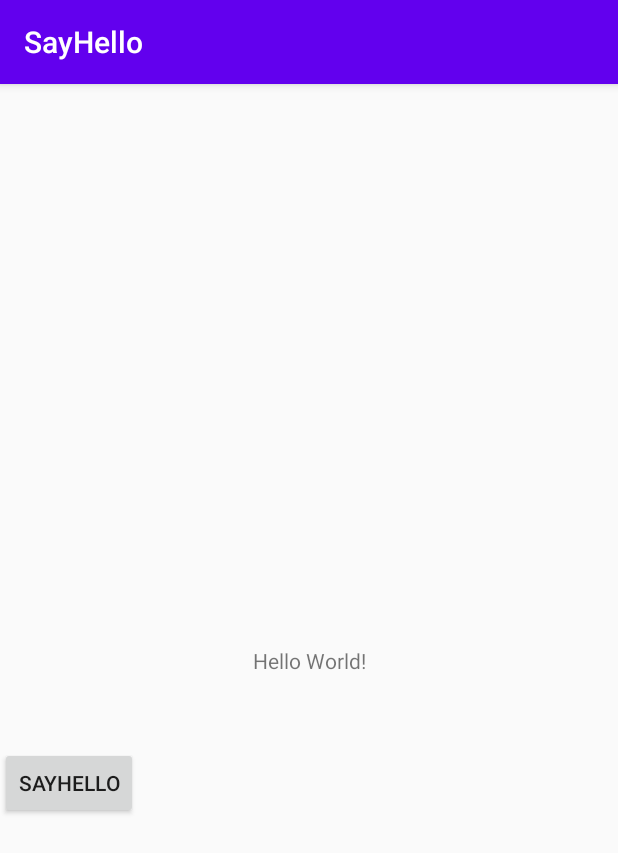
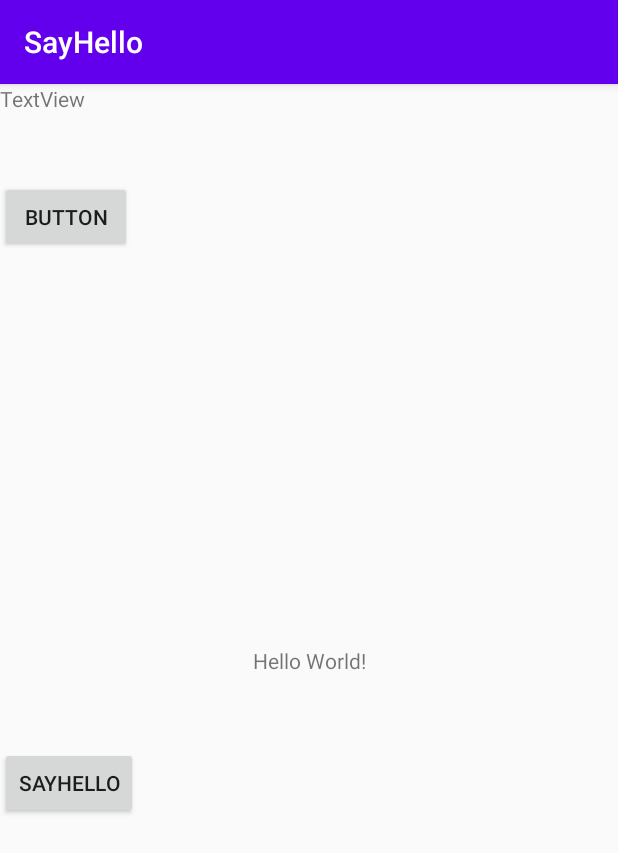
Before and after one commit to codingonoff/SayHello, an Android app: the screen it shows after launch (MainActivity), on a phone screen of 412 x 824 dp. Shown: the top 853 px of the screen. Run offline under Robolectric (Android 15) with nearby library versions, the phone set to English and light mode, and no system bars.

Commit message:
second test github

```diff
--- a/app/src/main/java/com/example/sayhello/MainActivity.kt
+++ b/app/src/main/java/com/example/sayhello/MainActivity.kt
@@ -13,5 +13,8 @@ class MainActivity : AppCompatActivity() {
 //            textSay.setText("Hello Kotlin!!")
             textSay.text = "Hello Kotlin!!"
         }
+        button.setOnClickListener {
+            textView1.text="Bye~~~"
+        }
     }
 }
--- a/app/src/main/res/layout/activity_main.xml
+++ b/app/src/main/res/layout/activity_main.xml
@@ -25,4 +25,21 @@
         app:layout_constraintTop_toBottomOf="@+id/textSay"
         tools:layout_editor_absoluteX="160dp" />
 
+    <TextView
+        android:id="@+id/textView1"
+        android:layout_width="wrap_content"
+        android:layout_height="wrap_content"
+        android:text="TextView"
+        tools:layout_editor_absoluteX="322dp"
+        tools:layout_editor_absoluteY="358dp" />
+
+    <Button
+        android:id="@+id/button"
+        android:layout_width="wrap_content"
+        android:layout_height="wrap_content"
+        android:layout_marginTop="45dp"
+        android:text="Button"
+        app:layout_constraintTop_toBottomOf="@+id/textView1"
+        tools:layout_editor_absoluteX="287dp" />
+
 </androidx.constraintlayout.widget.ConstraintLayout>
```
